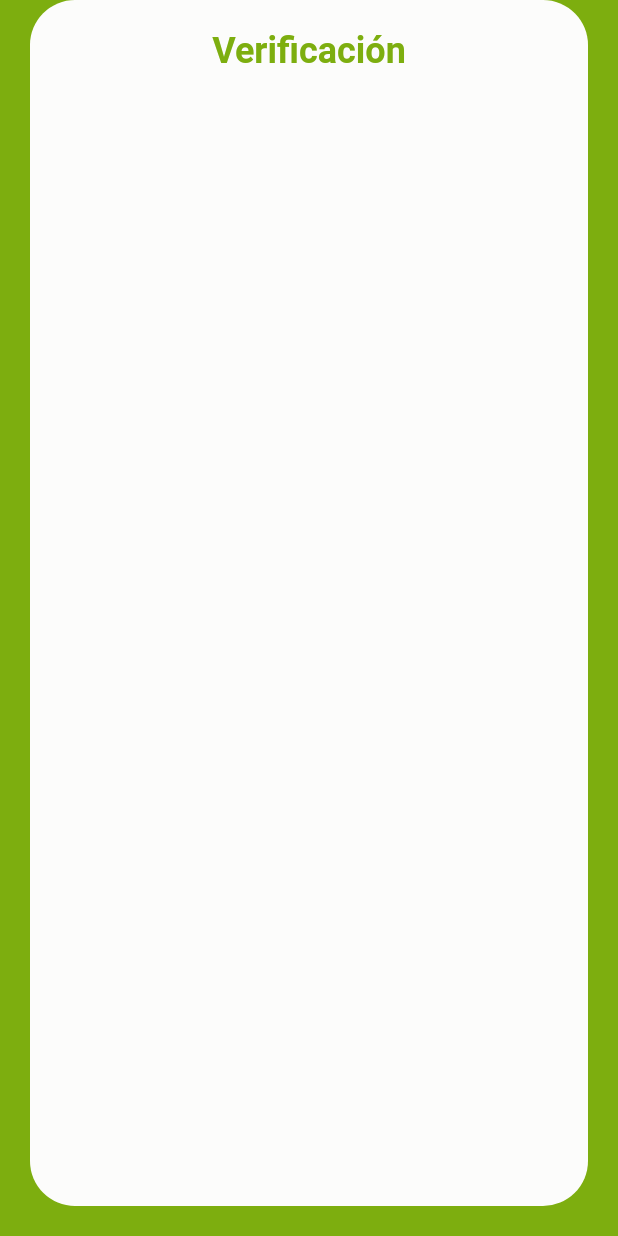
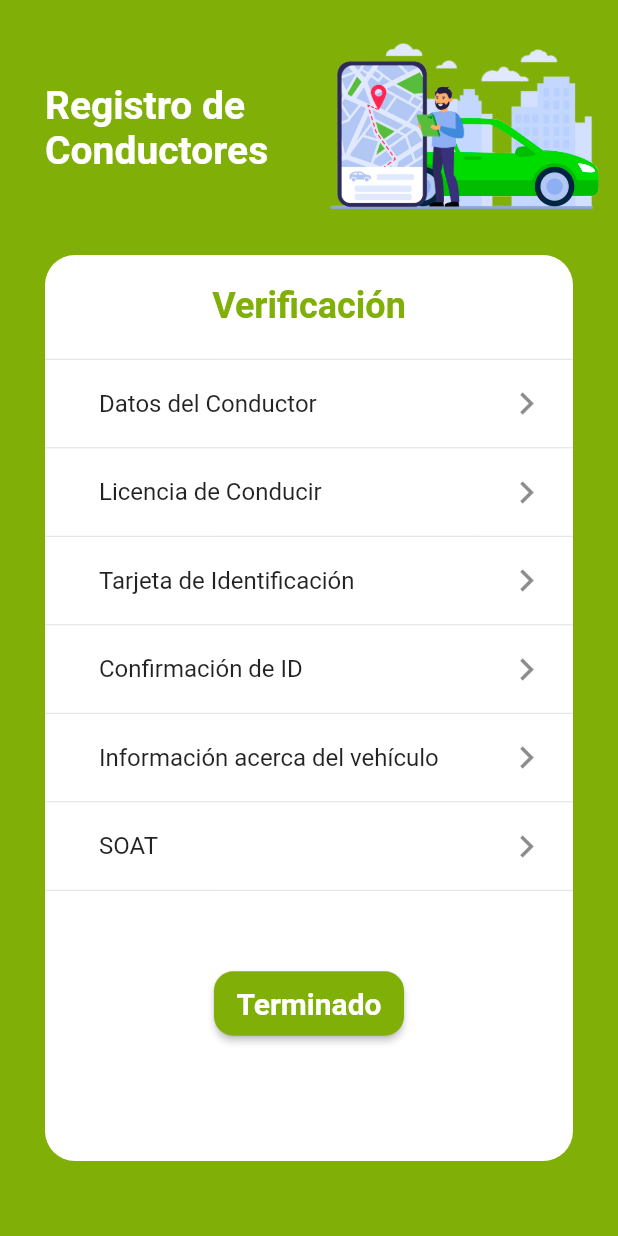
Before and after one commit to s3ba1999/GoSafeDriver, a Flutter app: the RegistroPage screen opened by its route, on a phone screen of 412 x 824 dp. Run offline on Flutter 3.47's test engine with Material 2 defaults, Android fonts, the light colour scheme and no system bars; our stand-ins replace get, get_storage; missing offline and left inert: image_picker_for_web; accounts and stored records are empty.

Commit message:
registroPage&&DatosPage

```diff
--- a/lib/src/env.dart
+++ b/lib/src/env.dart
@@ -2,6 +2,7 @@ import 'package:get/get.dart';
 
 import 'package:gosafe_driver/src/pages/homePage.dart';
 import 'package:gosafe_driver/src/pages/intro_page.dart';
+import 'package:gosafe_driver/src/pages/registro/datosPage.dart';
 import 'package:gosafe_driver/src/pages/registro_page.dart';
 
 const API_URL = "http://localhost:3000/api";
@@ -16,6 +17,7 @@ enum Routes {
   home,
   phone,
   intro,
+  datos,
   register,
 }
 
@@ -25,4 +27,5 @@ final pages = [
   GetPage(name: Routes.home.toString(), page: () => HomePage()),
   GetPage(name: Routes.intro.toString(), page: () => IntroPage()),
   GetPage(name: Routes.register.toString(), page: () => RegistroPage()),
+  GetPage(name: Routes.datos.toString(), page: () => DatosPage()),
 ];
--- a/lib/src/pages/datosC1_page.dart
+++ b/lib/src/pages/datosC1_page.dart
@@ -1,6 +1,5 @@
 // import 'dart:io';
 // import 'package:flutter/material.dart';
-// // import 'package:gosafe_driver/pages/intro_page.dart';
 // import 'package:image_picker/image_picker.dart';
 // import 'package:gosafe_driver/widgets/widget_registro.dart';
 
--- a/lib/src/pages/registro_page.dart
+++ b/lib/src/pages/registro_page.dart
@@ -1,57 +1,88 @@
+import 'package:get/get.dart';
 import 'package:flutter/material.dart';
-import 'package:gosafe_driver/src/pages/intro_page.dart';
-import 'package:gosafe_driver/src/pages/datosC1_page.dart';
+
+import 'package:gosafe_driver/src/env.dart';
 import 'package:gosafe_driver/src/widgets/widget_registro.dart';
 
-class RegistroPage extends StatefulWidget {
-  static String id = 'registro_page';
-  @override
-  _RegistroPageState createState() => _RegistroPageState();
+final items = [
+  [Routes.intro.toString(), 'Datos del Conductor'],
+  [Routes.intro.toString(), 'Licencia de Conducir'],
+  [Routes.intro.toString(), 'Tarjeta de Identificación'],
+  [Routes.intro.toString(), 'Confirmación de ID'],
+  [Routes.intro.toString(), 'Información acerca del vehículo'],
+  [Routes.intro.toString(), 'SOAT'],
+];
+
+class RegistroPage extends StatelessWidget {
+  List<Widget> buildList() {
+    final list = <Widget>[
+      Padding(
+        padding: EdgeInsets.all(20),
+        child: Text(
+          'Verificación',
+          textAlign: TextAlign.center,
+          style: Get.textTheme.headline2,
+        ),
+      ),
+    ];
+
+    int top = 0;
+    list.addAll(items.map((item) {
+      top++;
+      return Column(
+        children: [
+          top < 2 ? Divider(height: 3) : Container(),
+          ListTile(
+            title: Padding(
+              padding: EdgeInsets.only(left: 20),
+              child: Text(item.last),
+            ),
+            trailing: Icon(Icons.navigate_next),
+            onTap: () => Get.toNamed(item.first),
+          ),
+          Divider(height: 3),
+        ],
+      );
+    }));
+
+    list.add(Container(
+      alignment: Alignment.center,
+      margin: EdgeInsets.only(top: 50),
+      child: MaterialButton(
+        color: Get.theme.buttonColor,
+        child: Text('Terminado', style: Get.textTheme.button),
+        padding: EdgeInsets.symmetric(vertical: 10, horizontal: 15),
+        shape: RoundedRectangleBorder(
+          borderRadius: BorderRadius.circular(13),
+        ),
+        onPressed: () => print('Terminado'),
+      ),
+    ));
+
+    return list;
   }
 
-class _RegistroPageState extends State<RegistroPage> {
   @override
   Widget build(BuildContext context) {
-    return SafeArea(
-      child: Scaffold(
-        backgroundColor: Color(0xff7DAE0F),
+    return Scaffold(
       body: Column(
         children: [
-            // HeaderRegistro(),
+          headerRegistro(),
           Expanded(
             child: Container(
-                margin:
-                    EdgeInsets.only(top: 0, bottom: 20, right: 20, left: 20),
-                width: 1000,
-                height: 1000,
+              margin: EdgeInsets.only(left: 30, right: 30, bottom: 50),
               decoration: BoxDecoration(
-                  borderRadius: BorderRadius.circular(30),
-                  color: Color(0xfffcfcfb),
+                color: Colors.white,
+                borderRadius: BorderRadius.circular(20),
               ),
               child: ListView(
-                  children: <Widget>[
-                    const SizedBox(height: 20),
-                    Text(
-                      'Verificación',
-                      textAlign: TextAlign.center,
-                      style: TextStyle(
-                          color: Color(0xff7DAE0F),
-                          fontSize: 24,
-                          fontWeight: FontWeight.bold),
-                    ),
-                    // TarjetaR(route : Datos1Page.id,nombre : 'Datos del conductor'),
-                    // TarjetaR(route : IntroPage.id,nombre : 'Licencia de Conducir'),
-                    // TarjetaR(route : IntroPage.id,nombre : 'Tarjeta de identificación'),
-                    // TarjetaR(route : IntroPage.id,nombre : 'Confirmación de ID'),
-                    // TarjetaR(route : IntroPage.id,nombre : 'Información acerca del vehículo'),
-                    // TarjetaR(route : IntroPage.id,nombre : 'SOAT'),
-                  ],
+                padding: EdgeInsets.zero,
+                children: buildList(),
               ),
             ),
           ),
         ],
       ),
-      ),
     );
   }
 }
--- a/lib/src/widgets/widget_registro.dart
+++ b/lib/src/widgets/widget_registro.dart
@@ -1,70 +1,26 @@
-// import 'package:flutter/material.dart';
-// import 'package:gosafe_driver/pages/intro_page.dart';
+import 'package:get/get.dart';
+import 'package:flutter/material.dart';
 
-// class TarjetaR extends StatelessWidget {
-//   final String route;
-//   final String nombre;
-//   TarjetaR({this.route, this.nombre});
-
-//   @override
-//   Widget build(BuildContext context) {
-//     return Card(
-//       child: ListTile(
-//         onTap: () {
-//           Navigator.pushNamed(context, this.route);
-//         },
-//         title: Text(this.nombre),
-//         trailing: Icon(
-//           Icons.navigate_next,
-//           color: Color(0xff7DAE0F),
-//         ),
-//       ),
-//     );
-//   }
-// }
-
-// Row HeaderRegistro() {
-//   return Row(
-//     children: [
-//       Expanded(
-//         child: Container(
-//           width: 250,
-//           alignment: Alignment.center,
-//           child: Text(
-//             'Registro de Conductores',
-//             textAlign: TextAlign.center,
-//             style: TextStyle(
-//                 color: Colors.white, fontSize: 24, fontWeight: FontWeight.w400),
-//           ),
-//         ),
-//       ),
-//       Expanded(
-//         child: Container(
-//           child: Image(
-//             image: AssetImage('assets/images/auto2.png'),
-//             height: 200,
-//             width: 350,
-//           ),
-//         ),
-//       ),
-//     ],
-//   );
-// }
-
-// Container LlenadoTxt(BuildContext context,IconData icono, String titulo) {
-//   return Container(
-//     margin: EdgeInsets.only(top: 0, bottom: 0, right: 20, left: 20),
-//     child: TextFormField(
-//       cursorColor: Theme.of(context).cursorColor,
-//       decoration: InputDecoration(
-//         icon: Icon(icono,color: Color(0xff7DAE0F),),
-//         labelText: titulo,
-//         labelStyle: TextStyle(color: Colors.black,),
-//         suffixIcon: Icon(Icons.check_circle,),
-//         enabledBorder: UnderlineInputBorder(
-//           borderSide: BorderSide(color: Color(0xff7DAE0F)),
-//         ),
-//       ),
-//     ),
-//   );
-// }
+Widget headerRegistro() {
+  return Row(
+    mainAxisSize: MainAxisSize.min,
+    children: [
+      Expanded(
+        child: Padding(
+          padding: EdgeInsets.only(left: 30),
+          child: Text(
+            'Registro de Conductores',
+            textAlign: TextAlign.left,
+            style: Get.textTheme.headline1,
+          ),
+        ),
+      ),
+      Expanded(
+        child: Padding(
+          padding: EdgeInsets.symmetric(vertical: 25, horizontal: 10),
+          child: Image.asset('assets/images/auto2.png'),
+        ),
+      ),
+    ],
+  );
+}
```
Also changed, not shown: lib/main.dart (+25 -1 lines), lib/src/pages/intro_page.dart (+32 -52 lines), lib/src/pages/registro/datosPage.dart (added, +120 -0 lines), 25 other files. Lines whose indentation alone changed are shown as unchanged.
